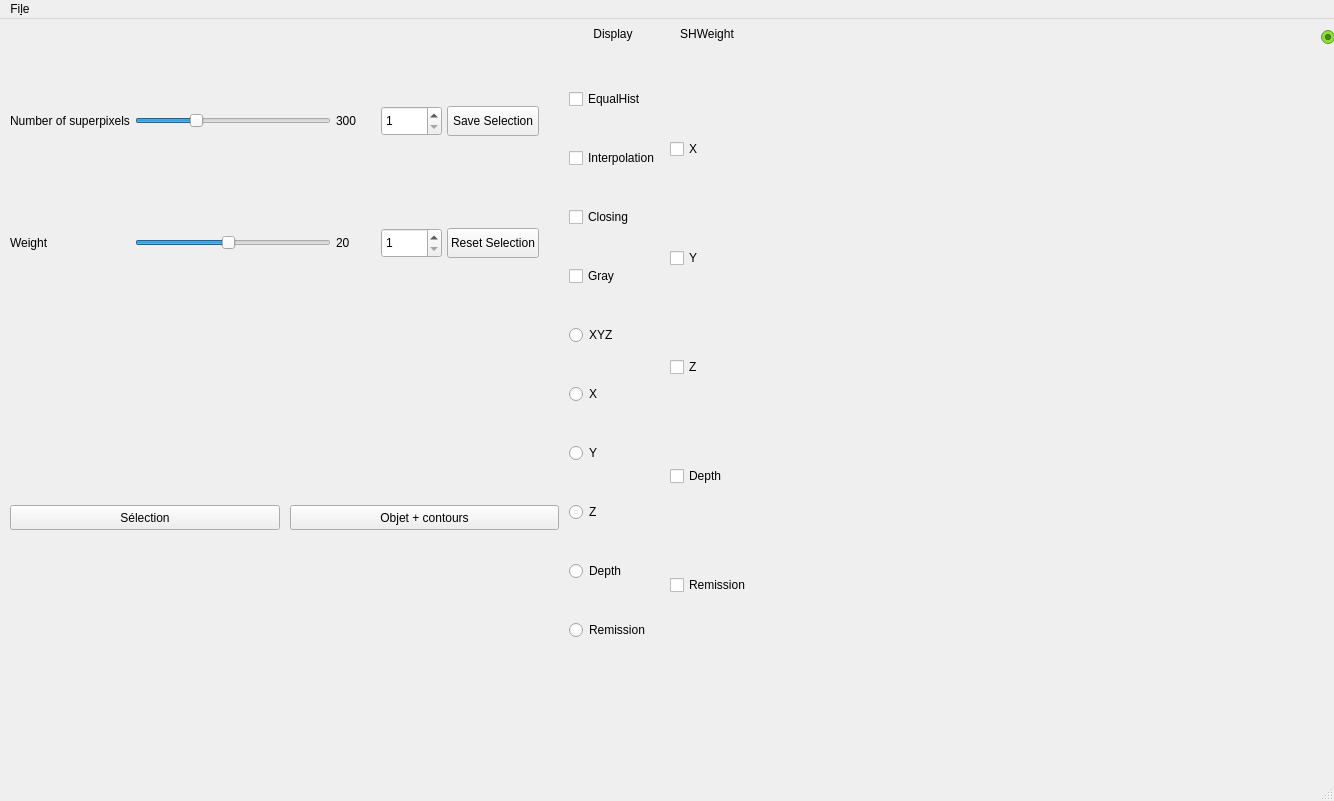
The window that src/mainwindow.ui (arthurjm/pfe) describes before a commit, drawn with Qt 5.
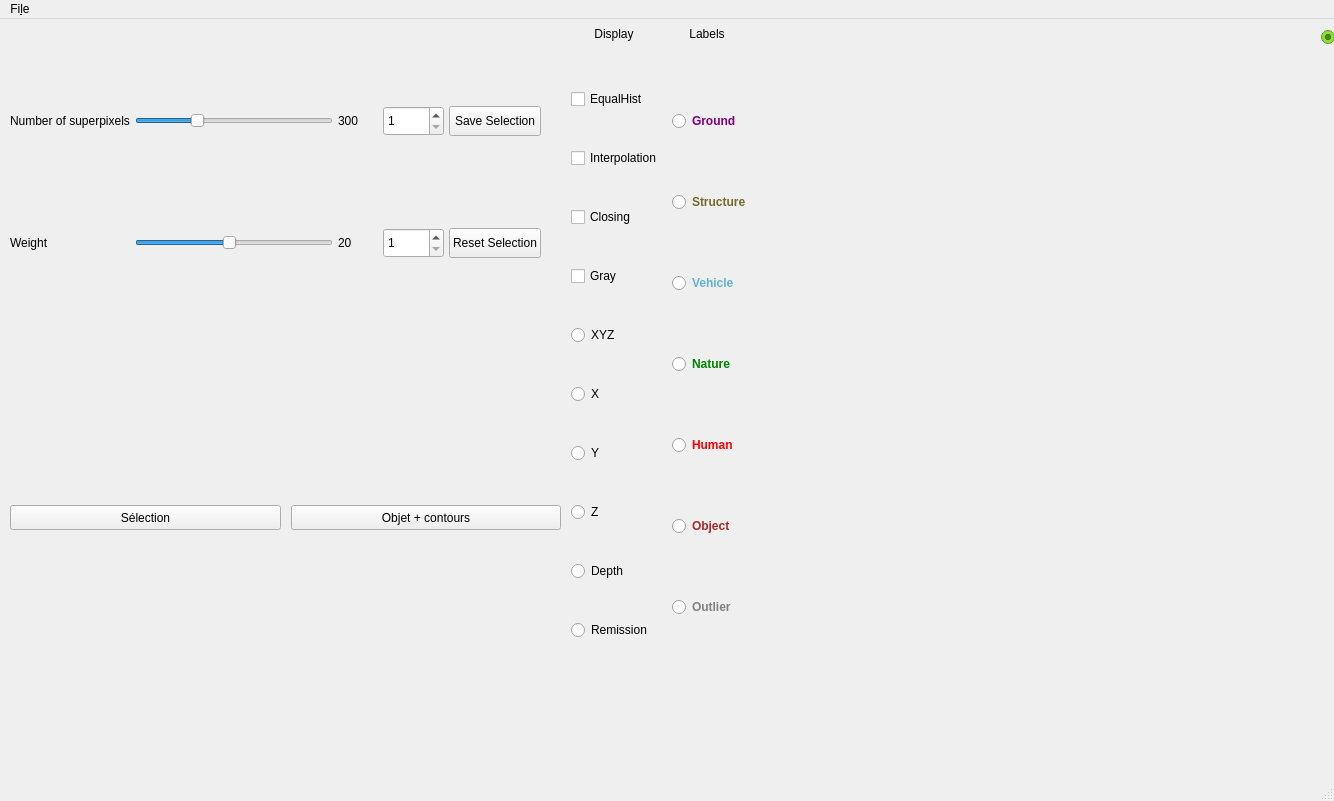
The same window after the commit.

Commit message: implement UI on labels

The edit to the form file:
```diff
--- a/src/mainwindow.ui
+++ b/src/mainwindow.ui
@@ -527,37 +527,117 @@
              <number>0</number>
             </property>
             <item>
-             <widget class="QCheckBox" name="SHWeight_X">
+             <widget class="QRadioButton" name="label_Ground">
+              <property name="font">
+               <font>
+                <weight>75</weight>
+                <bold>true</bold>
+               </font>
+              </property>
+              <property name="autoFillBackground">
+               <bool>false</bool>
+              </property>
+              <property name="styleSheet">
+               <string notr="true">color:purple</string>
+              </property>
               <property name="text">
-               <string>X</string>
+               <string>Ground</string>
               </property>
              </widget>
             </item>
             <item>
-             <widget class="QCheckBox" name="SHWeight_Y">
+             <widget class="QRadioButton" name="label_Structure">
+              <property name="font">
+               <font>
+                <weight>75</weight>
+                <bold>true</bold>
+               </font>
+              </property>
+              <property name="styleSheet">
+               <string notr="true">color:rgb(113,108,44)</string>
+              </property>
               <property name="text">
-               <string>Y</string>
+               <string>Structure</string>
               </property>
              </widget>
             </item>
             <item>
-             <widget class="QCheckBox" name="SHWeight_Z">
+             <widget class="QRadioButton" name="label_Vehicle">
+              <property name="font">
+               <font>
+                <weight>75</weight>
+                <bold>true</bold>
+               </font>
+              </property>
+              <property name="styleSheet">
+               <string notr="true">color:rgb(98,178,205)</string>
+              </property>
               <property name="text">
-               <string>Z</string>
+               <string>Vehicle</string>
               </property>
              </widget>
             </item>
             <item>
-             <widget class="QCheckBox" name="SHWeight_Depth">
+             <widget class="QRadioButton" name="label_Nature">
+              <property name="font">
+               <font>
+                <weight>75</weight>
+                <bold>true</bold>
+               </font>
+              </property>
+              <property name="styleSheet">
+               <string notr="true">color:green</string>
+              </property>
               <property name="text">
-               <string>Depth</string>
+               <string>Nature</string>
               </property>
              </widget>
             </item>
             <item>
-             <widget class="QCheckBox" name="SHWeight_Remission">
+             <widget class="QRadioButton" name="label_Human">
+              <property name="font">
+               <font>
+                <weight>75</weight>
+                <bold>true</bold>
+               </font>
+              </property>
+              <property name="styleSheet">
+               <string notr="true">color:red</string>
+              </property>
               <property name="text">
-               <string>Remission</string>
+               <string>Human</string>
+              </property>
+             </widget>
+            </item>
+            <item>
+             <widget class="QRadioButton" name="label_Object">
+              <property name="font">
+               <font>
+                <weight>75</weight>
+                <bold>true</bold>
+               </font>
+              </property>
+              <property name="styleSheet">
+               <string notr="true">color:brown</string>
+              </property>
+              <property name="text">
+               <string>Object</string>
+              </property>
+             </widget>
+            </item>
+            <item>
+             <widget class="QRadioButton" name="label_Outlier">
+              <property name="font">
+               <font>
+                <weight>75</weight>
+                <bold>true</bold>
+               </font>
+              </property>
+              <property name="styleSheet">
+               <string notr="true">color:gray</string>
+              </property>
+              <property name="text">
+               <string>Outlier</string>
               </property>
              </widget>
             </item>
@@ -614,7 +694,7 @@
             </size>
            </property>
            <property name="text">
-            <string>SHWeight</string>
+            <string>Labels</string>
            </property>
            <property name="textFormat">
             <enum>Qt::AutoText</enum>
```
The commit also changes 5 other files.
